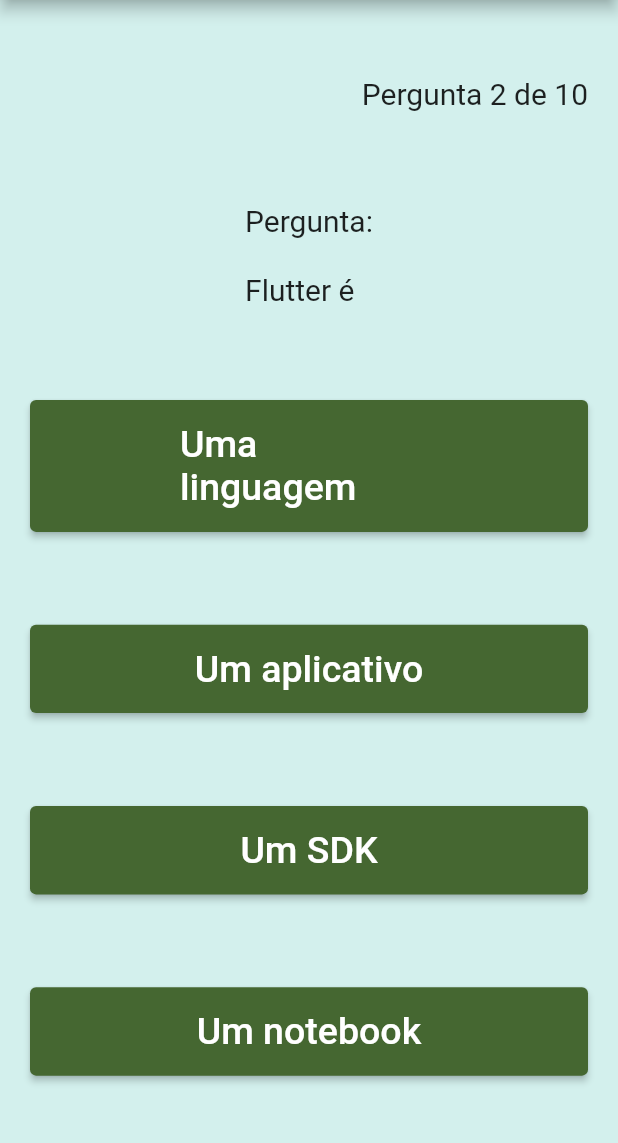
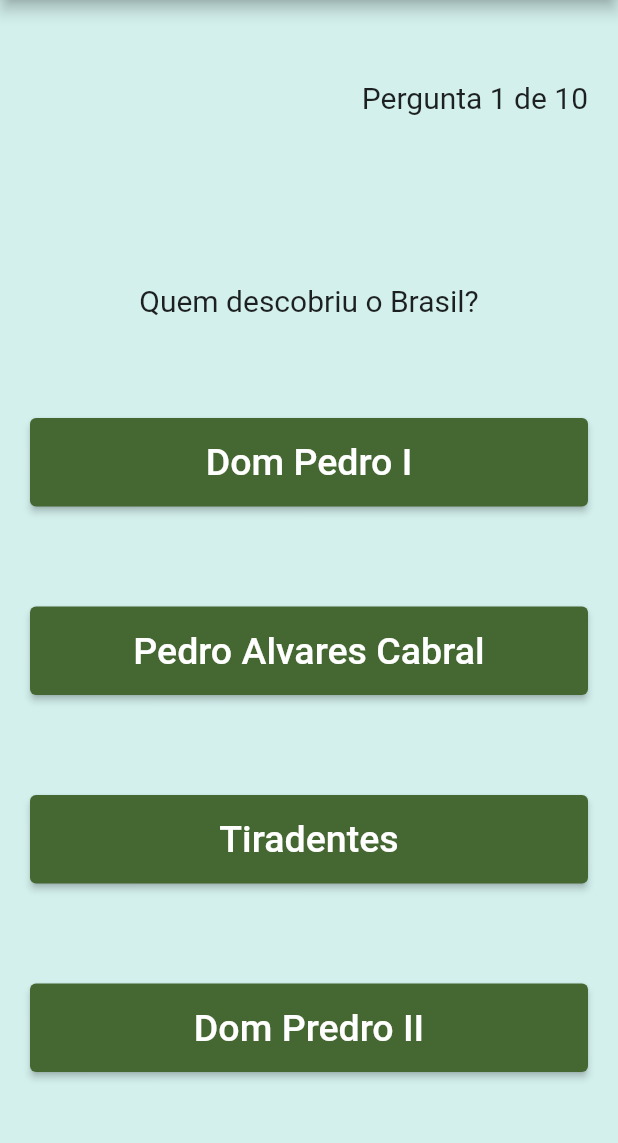
Before and after one commit to projectsifma/projects, a Flutter app: the screen it shows after launch, after a tap on "JOGAR", on a phone screen of 412 x 824 dp, the part 84-1227 px from its top. Run offline on Flutter 3.47's test engine with Material 2 defaults, Android fonts, the phone set to English and light mode, and no system bars; missing offline and left inert: dart:ffi.

Commit message:
perguntas

```diff
--- a/quiz/lib/quiz.dart
+++ b/quiz/lib/quiz.dart
@@ -15,18 +15,23 @@
     List quiz = [
       {
         "Pergunta": "Quem descobriu o Brasil?",
-        "Respostas": ["Dom Pedro I","Pedro Alvares Cabral","Tiradentes","Dom Predro II"],
+        "Respostas": [
+          "Dom Pedro I",
+          "Pedro Alvares Cabral",
+          "Tiradentes",
+          "Dom Predro II"
+        ],
         "Alternativas_Corretas": 2,
       }
     ];
     quiz.add({
-      "Pergunta": "Flutter é",
+      "Pergunta": "O que é Flutter?",
       "Respostas": ["Uma linguagem", "Um aplicativo", "Um SDK", "Um notebook"],
       "Alternativas_Corretas": 3,
     });
     print(quiz);
 
-    int perguntaNumero = 2;
+    int perguntaNumero = 1;
 
     return MaterialApp(
       title: 'Quiz',
@@ -55,7 +60,7 @@
                   child: Text('Pergunta $perguntaNumero de 10',
                       style: TextStyle(fontSize: 20))),
               Text(
-                'Pergunta:\n\n' + quiz[perguntaNumero - 1]['Pergunta'],
+                '\n\n' + quiz[perguntaNumero - 1]['Pergunta'],
                 style: TextStyle(fontSize: 20),
               ),
               SizedBox(
@@ -79,7 +84,7 @@
                     style: TextStyle(fontSize: 25),
                   ),
                   style: ElevatedButton.styleFrom(
-                      padding: EdgeInsets.fromLTRB(100, 15, 100, 15)),
+                      padding: EdgeInsets.fromLTRB(65, 15, 65, 15)),
                 ),
               ),
               SizedBox(
```
